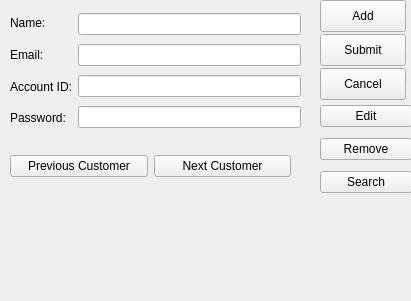
The window that CS1C-Project-Master/customeraddressbook.ui (AustinVaday/CS1C-Class-Project) describes before a commit, drawn with Qt 5.
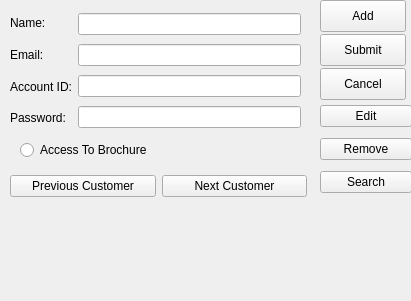
The same window after the commit.

Commit message: Added the Check button for the customerAddressBook. Still have to fix the setEnabled/not.. Also crashes when using ADD

```diff
--- a/CS1C-Project-Master/customeraddressbook.ui
+++ b/CS1C-Project-Master/customeraddressbook.ui
@@ -169,12 +169,12 @@
     <string/>
    </property>
   </widget>
-  <widget class="QWidget" name="">
+  <widget class="QWidget" name="layoutWidget">
    <property name="geometry">
     <rect>
      <x>10</x>
-     <y>150</y>
-     <width>281</width>
+     <y>170</y>
+     <width>297</width>
      <height>32</height>
     </rect>
    </property>
@@ -195,6 +195,27 @@
     </item>
    </layout>
   </widget>
+  <widget class="QWidget" name="layoutWidget">
+   <property name="geometry">
+    <rect>
+     <x>20</x>
+     <y>140</y>
+     <width>287</width>
+     <height>20</height>
+    </rect>
+   </property>
+   <layout class="QHBoxLayout" name="horizontalLayout_4">
+    <item>
+     <widget class="QRadioButton" name="ActivatedCustomer">
+      <property name="text">
+       <string>Access To Brochure</string>
+      </property>
+     </widget>
+    </item>
+   </layout>
+  </widget>
+  <zorder>layoutWidget</zorder>
+  <zorder>layoutWidget</zorder>
   <zorder>layoutWidget</zorder>
   <zorder>layoutWidget</zorder>
   <zorder>layoutWidget</zorder>
```
Left out of the diff: 3 changed lines with no effect on the pictures. The commit also changes 30 other files.
